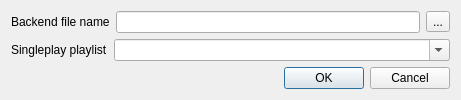
Before: the Qt Designer form src/frontend/settings.ui in dv1/ion_player, drawn with Qt 5.
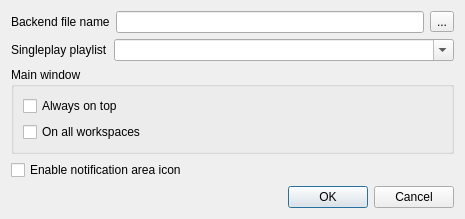
After: the same form once the commit is applied.

Commit message: added always on top and system tray settings

The edit to the form file:
```diff
--- a/src/frontend/settings.ui
+++ b/src/frontend/settings.ui
@@ -6,14 +6,14 @@
    <rect>
     <x>0</x>
     <y>0</y>
-    <width>461</width>
-    <height>95</height>
+    <width>465</width>
+    <height>217</height>
    </rect>
   </property>
   <property name="windowTitle">
    <string>Settings</string>
   </property>
-  <layout class="QVBoxLayout" name="verticalLayout">
+  <layout class="QVBoxLayout" name="verticalLayout_2">
    <item>
     <layout class="QHBoxLayout" name="horizontalLayout">
      <item>
@@ -71,6 +71,36 @@
      </item>
     </layout>
    </item>
+   <item>
+    <widget class="QGroupBox" name="groupBox">
+     <property name="title">
+      <string>Main window</string>
+     </property>
+     <layout class="QVBoxLayout" name="verticalLayout">
+      <item>
+       <widget class="QCheckBox" name="always_on_top">
+        <property name="text">
+         <string>Always on top</string>
+        </property>
+       </widget>
+      </item>
+      <item>
+       <widget class="QCheckBox" name="on_all_workspaces">
+        <property name="text">
+         <string>On all workspaces</string>
+        </property>
+       </widget>
+      </item>
+     </layout>
+    </widget>
+   </item>
+   <item>
+    <widget class="QCheckBox" name="notification_area_icon">
+     <property name="text">
+      <string>Enable notification area icon</string>
+     </property>
+    </widget>
+   </item>
    <item>
     <widget class="QDialogButtonBox" name="buttonBox">
      <property name="orientation">
```
The commit also changes 10 other files.
